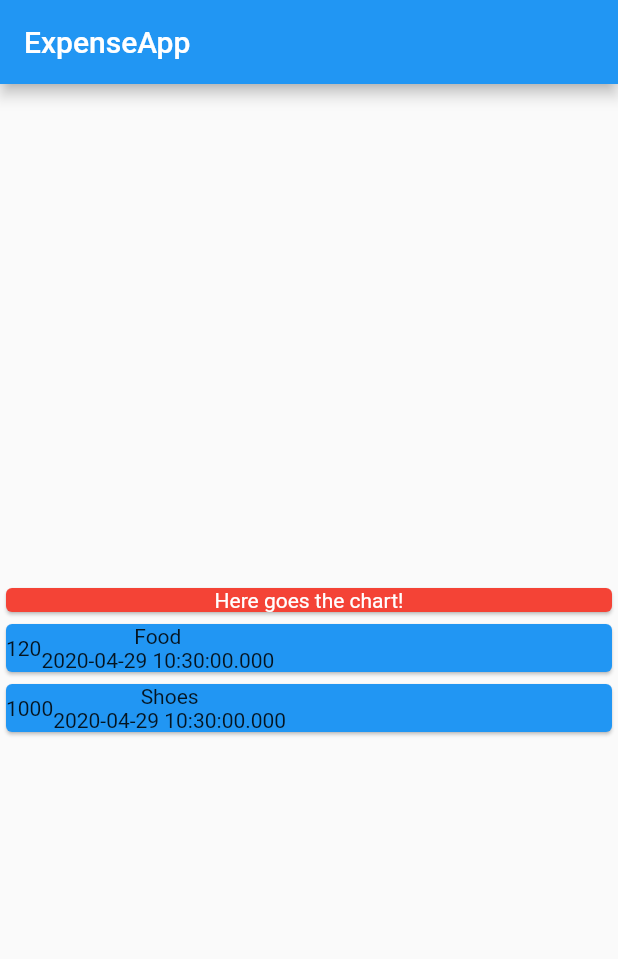
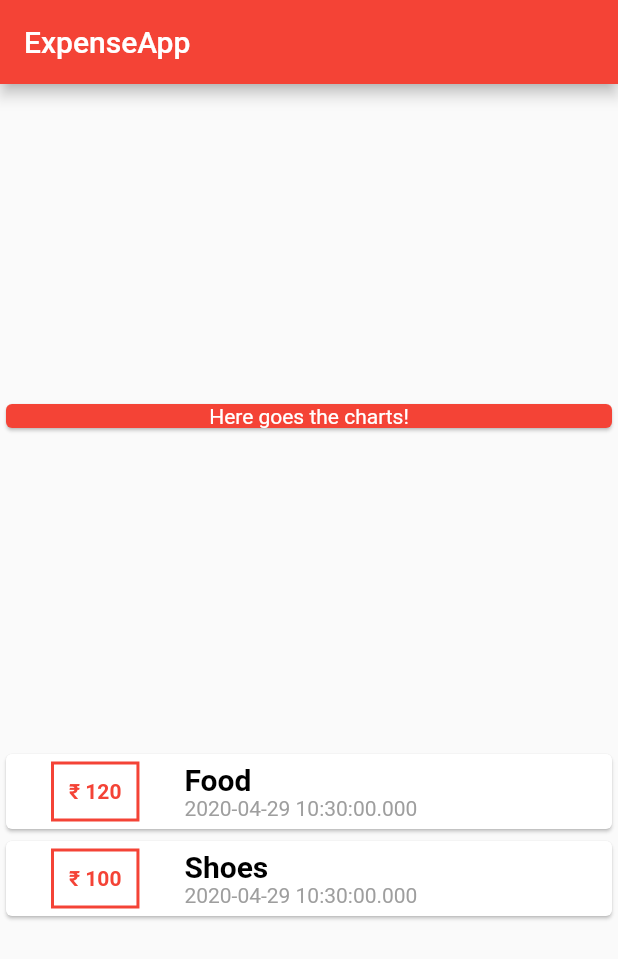
Before and after one commit to 7uhinn/ExpenseApp, a Flutter app: the screen it shows after launch, on a phone screen of 412 x 824 dp. Shown: the top 959 px of the screen. Run offline on Flutter 3.47's test engine with Material 2 defaults, Android fonts, the phone set to English and light mode, and no system bars.

Commit message:
txn basic ui built

```diff
--- a/lib/main.dart
+++ b/lib/main.dart
@@ -25,7 +25,7 @@ class MyHomePage extends StatelessWidget {
     Transaction(
       txnid: 2,
       title: 'Shoes',
-      amt: 1000,
+      amt: 100,
       date: DateTime.now(),
     ),
   ];
@@ -35,9 +35,10 @@ class MyHomePage extends StatelessWidget {
     return Scaffold(
       appBar: AppBar(
         title: Text('ExpenseApp'),
+        backgroundColor: Colors.red,
       ),
       body: Column(
-        mainAxisAlignment: MainAxisAlignment.center,
+        mainAxisAlignment: MainAxisAlignment.spaceEvenly,
         crossAxisAlignment: CrossAxisAlignment.center,
         children: <Widget>[
           Container(
@@ -45,7 +46,7 @@ class MyHomePage extends StatelessWidget {
             child: Card(
               color: Colors.red,
               child: Text(
-                'Here goes the chart!',
+                'Here goes the charts!',
                 textAlign: TextAlign.center,
                 style: TextStyle(
                   color: Colors.white,
@@ -56,21 +57,45 @@ class MyHomePage extends StatelessWidget {
           Column(
             children: txn.map((t) {
               return Card(
-                color: Colors.blue,
                 child: Row(
                   children: [
                     Container(
+                      margin: EdgeInsets.symmetric(
+                        horizontal: 30,
+                        vertical: 5,
+                      ),
+                      decoration: BoxDecoration(
+                        border: Border.all(
+                          color: Colors.red,
+                          width: 2,
+                        ),
+                      ),
+                      padding: EdgeInsets.all(10),
                       child: Text(
-                        t.amt.toString(),
+                        '₹ ${t.amt}',
+                        style: TextStyle(
+                          color: Colors.red,
+                          fontWeight: FontWeight.bold,
+                        ),
                       ),
                     ),
                     Column(
+                      crossAxisAlignment: CrossAxisAlignment.start,
                       children: [
                         Text(
                           t.title,
+                          style: TextStyle(
+                            fontWeight: FontWeight.bold,
+                            fontSize: 20,
+                            color: Colors.black,
+                          ),
+                          textAlign: TextAlign.left,
                         ),
                         Text(
-                          t.date.toString(),
+                          '${t.date}',
+                          style: TextStyle(
+                            color: Colors.grey,
+                          ),
                         ),
                       ],
                     )
```
